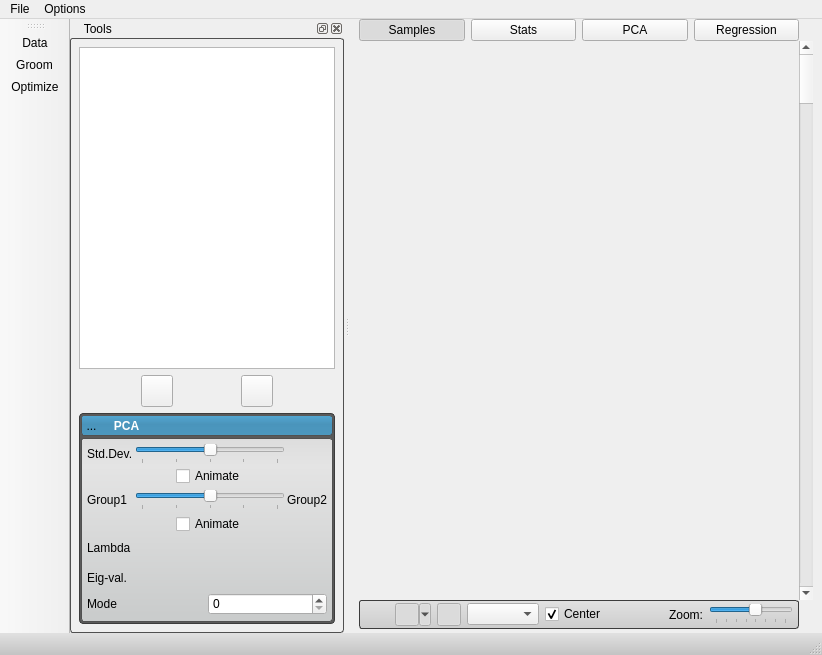
Old version of the form src/Application/ShapeWorksStudioApp.ui in the repository SCIInstitute/ShapeWorks.
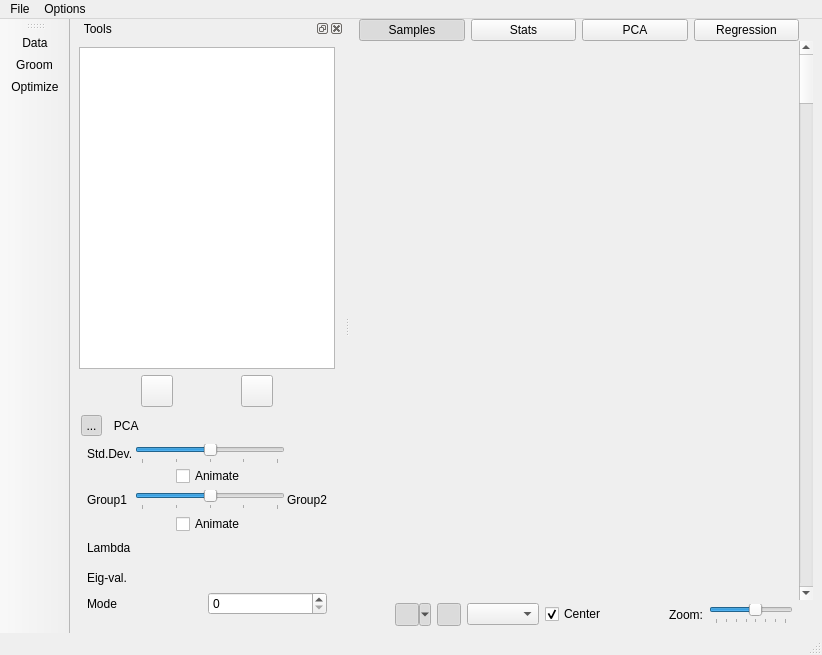
New version of the form. Icons and pictures are not drawn. Custom widgets are drawn as their Qt base class.

The edit to the form file:
```diff
--- a/src/Application/ShapeWorksStudioApp.ui
+++ b/src/Application/ShapeWorksStudioApp.ui
@@ -366,6 +366,40 @@
 */
 
 
+QToolButton { /* all types of tool button */
+     border: 2px solid #8f8f91;
+     border-radius: 6px;
+     background-color: qlineargradient(x1: 0, y1: 0, x2: 0, y2: 1,
+                                       stop: 0 #f6f7fa, stop: 1 #dadbde);
+ }
+
+ QToolButton[popupMode="1"] { /* only for MenuButtonPopup */
+     padding-right: 20px; /* make way for the popup button */
+ }
+
+ QToolButton:pressed {
+     background-color: qlineargradient(x1: 0, y1: 0, x2: 0, y2: 1,
+                                       stop: 0 #dadbde, stop: 1 #f6f7fa);
+ }
+
+ /* the subcontrols below are used only in the MenuButtonPopup mode */
+ QToolButton::menu-button {
+     border: 2px solid gray;
+     border-top-right-radius: 6px;
+     border-bottom-right-radius: 6px;
+     /* 16px width + 4px for border = 20px allocated above */
+     width: 16px;
+ }
+/*
+ QToolButton::menu-arrow {
+     image: url(downarrow.png);
+ }
+
+ QToolButton::menu-arrow:open {
+     top: 1px; left: 1px; /* shift it a bit */
+ }
+*/
+
 </string>
   </property>
   <widget class="QWidget" name="centralwidget">
```
